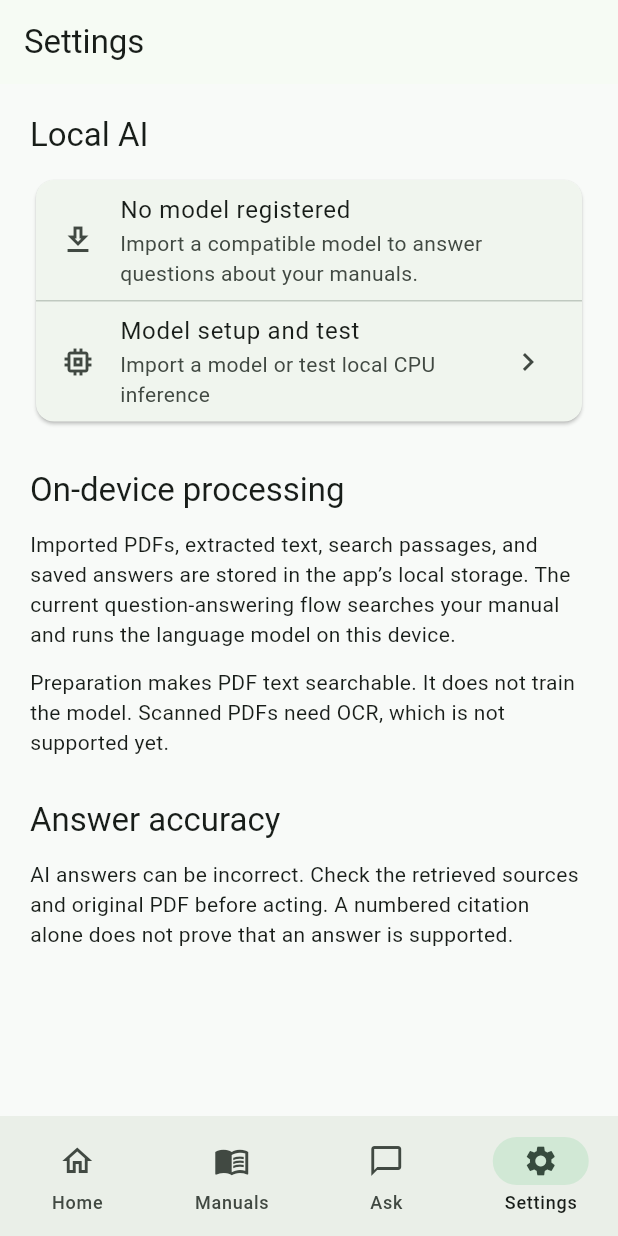
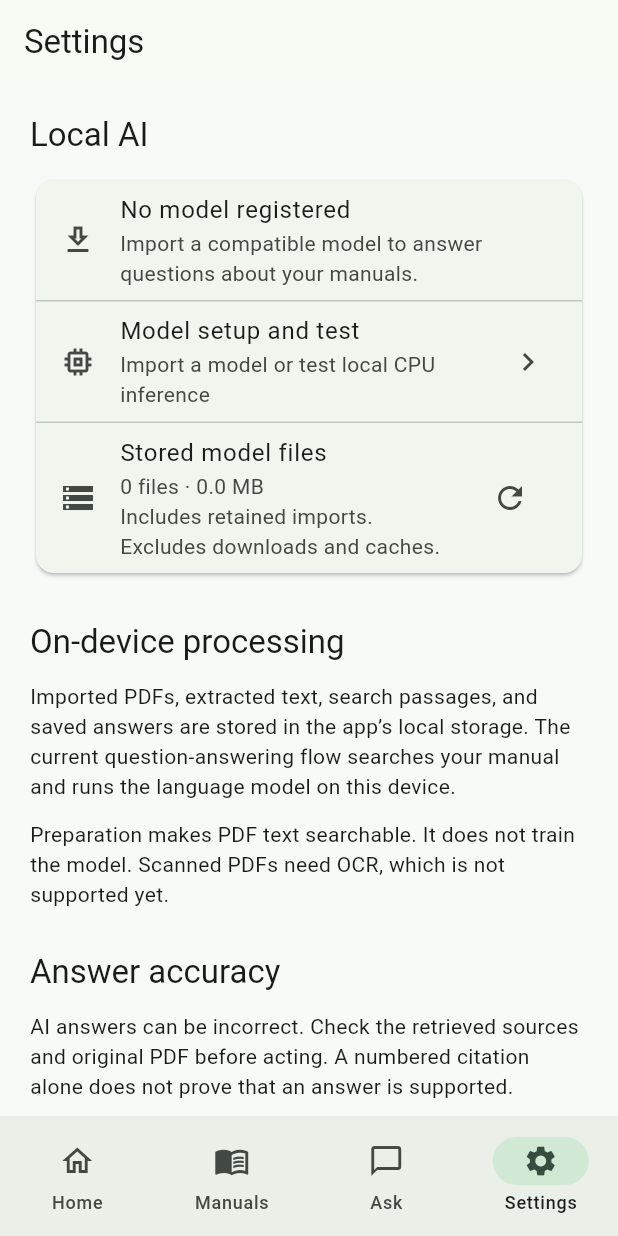
Before and after one commit to Sirish-konda/Servicemate, a Flutter app: the screen it shows after launch, item 4 of the bottom bar chosen, on a phone screen of 412 x 824 dp. Run offline on Flutter 3.47's test engine with Material 3 defaults, Android fonts, the phone set to English and light mode, and no system bars; our stand-ins replace file_picker; missing offline and left inert: flutter_edge_ai, flutter_edge_ai_litertlm, pdfrx.

Commit message:
Show stored model file count and size in Settings

```diff
--- /dev/null
+++ b/lib/core/llm/model_storage_service.dart
@@ -0,0 +1,50 @@
+import 'dart:io';
+
+import 'package:path/path.dart' as p;
+import 'package:path_provider/path_provider.dart';
+
+class ModelStorageSummary {
+  const ModelStorageSummary({
+    required this.fileCount,
+    required this.totalBytes,
+  });
+
+  final int fileCount;
+  final int totalBytes;
+}
+
+class ModelStorageService {
+  ModelStorageService({
+    Future<Directory> Function()? documentsDirectoryProvider,
+  }) : _documentsDirectoryProvider =
+           documentsDirectoryProvider ?? getApplicationDocumentsDirectory;
+
+  final Future<Directory> Function() _documentsDirectoryProvider;
+
+  Future<ModelStorageSummary> getSummary() async {
+    final documents = await _documentsDirectoryProvider();
+    final directory = Directory(p.join(documents.path, 'models'));
+
+    if (!await directory.exists()) {
+      return const ModelStorageSummary(fileCount: 0, totalBytes: 0);
+    }
+
+    var fileCount = 0;
+    var totalBytes = 0;
+
+    await for (final entity in directory.list(
+      recursive: true,
+      followLinks: false,
+    )) {
+      if (entity is! File ||
+          p.extension(entity.path).toLowerCase() != '.litertlm') {
+        continue;
+      }
+
+      totalBytes += await entity.length();
+      fileCount++;
+    }
+
+    return ModelStorageSummary(fileCount: fileCount, totalBytes: totalBytes);
+  }
+}
--- a/lib/features/settings/presentation/screens/settings_screen.dart
+++ b/lib/features/settings/presentation/screens/settings_screen.dart
@@ -1,4 +1,5 @@
 import 'package:flutter/material.dart';
+import 'package:servicemate/core/llm/model_storage_service.dart';
 
 import '../../../../core/llm/local_llm_service.dart';
 import '../../../model_setup/presentation/screens/model_test_screen.dart';
@@ -12,16 +13,37 @@ class SettingsScreen extends StatefulWidget {
 
 class _SettingsScreenState extends State<SettingsScreen> {
   final LocalLlmService _llmService = LocalLlmService();
-
   Future<void> _openModelSetup() async {
     await Navigator.of(context)
         .push<void>(MaterialPageRoute(builder: (_) => const ModelTestScreen()));
 
     if (!mounted) return;
 
+    _refreshStorage();
+  }
+
+  final ModelStorageService _storageService = ModelStorageService();
+
+  late Future<ModelStorageSummary> _storageFuture;
+
+  @override
+  void initState() {
+    super.initState();
+    _storageFuture = _storageService.getSummary();
+  }
+
+  void _refreshStorage() {
     setState(() {
-      // Read the latest registration status when rebuilding.
+      _storageFuture = _storageService.getSummary();
     });
+  }
+
+  String _formatBytes(int bytes) {
+    if (bytes >= 1000000000) {
+      return '${(bytes / 1000000000).toStringAsFixed(2)} GB';
+    }
+
+    return '${(bytes / 1000000).toStringAsFixed(1)} MB';
   }
 
   @override
@@ -69,6 +91,42 @@ class _SettingsScreenState extends State<SettingsScreen> {
                     trailing: const Icon(Icons.chevron_right),
                     onTap: _openModelSetup,
                   ),
+                  const Divider(height: 1),
+                  FutureBuilder<ModelStorageSummary>(
+                    future: _storageFuture,
+                    builder: (context, snapshot) {
+                      final String subtitle;
+
+                      if (snapshot.connectionState != ConnectionState.done) {
+                        subtitle = 'Checking stored model files...';
+                      } else if (snapshot.hasError) {
+                        subtitle = 'Could not read model storage. Tap refresh to retry.';
+                      } else {
+                        final summary = snapshot.data!;
+                        final count = summary.fileCount;
+
+                        subtitle =
+                            '$count ${count == 1 ? 'file' : 'files'} · '
+                            '${_formatBytes(summary.totalBytes)}\n'
+                            'Includes retained imports. Excludes downloads and caches.';
+                      }
+
+                      return ListTile(
+                        leading: const Icon(Icons.storage_outlined),
+                        title: const Text('Stored model files'),
+                        subtitle: Text(subtitle),
+                        trailing: IconButton(
+                          tooltip: 'Refresh model storage',
+                          onPressed:
+                              snapshot.connectionState ==
+                                  ConnectionState.waiting
+                              ? null
+                              : _refreshStorage,
+                          icon: const Icon(Icons.refresh),
+                        ),
+                      );
+                    },
+                  ),
                 ],
               ),
             ),
```
